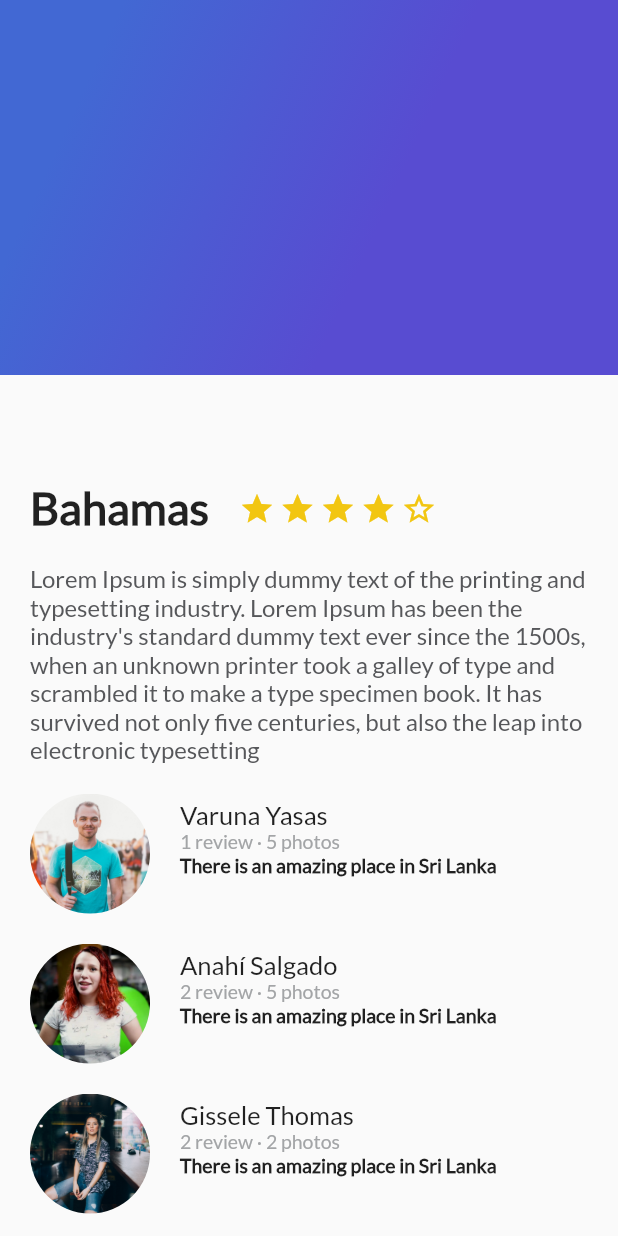
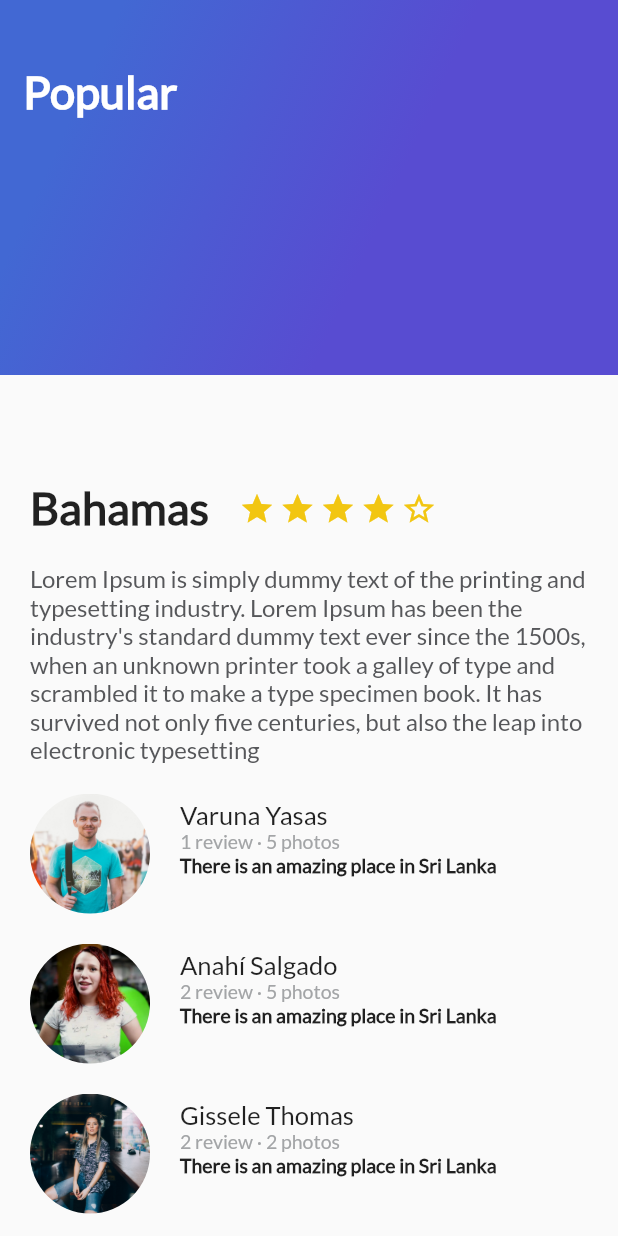
Before and after one commit to KatherinAguilera/flutterApp, a Flutter app: the screen it shows after launch, on a phone screen of 412 x 824 dp. Run offline on Flutter 3.47's test engine with Material 2 defaults, Android fonts, the phone set to English and light mode, and no system bars.

```diff
--- a/lib/gradient_back.dart
+++ b/lib/gradient_back.dart
@@ -1,6 +1,12 @@
 import 'package:flutter/material.dart';
 
 class GradientBack extends StatelessWidget {
+
+
+  String title = "Popular";
+
+  GradientBack(this.title);
+
   @override
   Widget build(BuildContext context) {
     // TODO: implement build
@@ -18,6 +24,20 @@ class GradientBack extends StatelessWidget {
             tileMode: TileMode.clamp
         )
       ),
+
+
+      child: Text(
+        title,
+        style: TextStyle(
+          color: Colors.white,
+          fontSize: 30.0,
+          fontFamily: "Lato",
+          fontWeight: FontWeight.bold
+        ),
+      ),
+
+      alignment: Alignment(-0.9, -0.6),
+
     );
   }
 
--- a/lib/main.dart
+++ b/lib/main.dart
@@ -2,6 +2,8 @@ import 'package:flutter/material.dart';
 import 'description_place.dart';
 import 'review_list.dart';
 import 'gradient_back.dart';
+// import 'package:flutter/services.dart';
+
 void main() => runApp(MyApp());
 
 class MyApp extends StatelessWidget {
@@ -9,6 +11,7 @@ class MyApp extends StatelessWidget {
   String descriptionDummy= "Lorem Ipsum is simply dummy text of the printing and typesetting industry. Lorem Ipsum has been the industry's standard dummy text ever since the 1500s, when an unknown printer took a galley of type and scrambled it to make a type specimen book. It has survived not only five centuries, but also the leap into electronic typesetting";
   @override
   Widget build(BuildContext context) {
+    //  SystemChrome.setEnabledSystemUIOverlays([]);
     return MaterialApp(
       debugShowCheckedModeBanner: false,
       title: 'Flutter Demo',
@@ -17,8 +20,10 @@ class MyApp extends StatelessWidget {
       ),
      home: Scaffold(
         //body: new DescriptionPlace("Bahamas", 4, descriptionDummy),
+        // Stack mostrar lista por debajo del gradient
         body: Stack(
           children: <Widget>[
+            // generar una lista para que haga scroll
             ListView(
               children: <Widget>[
                 DescriptionPlace("Bahamas", 4, descriptionDummy),
@@ -26,7 +31,7 @@ class MyApp extends StatelessWidget {
 
               ],
             ),
-            GradientBack()
+            GradientBack("Popular")
           ],
         ),
       )//MyHomePage(title: 'Flutter Demo Home Page'),
--- a/pubspec.yaml
+++ b/pubspec.yaml
@@ -70,6 +70,12 @@ flutter:
     - assets/img/people.jpg
     - assets/img/ann.jpg
     - assets/img/girl.jpg
+    - assets/img/mountain.jpeg
+    - assets/img/beach.jpeg
+    - assets/img/beach_palm.jpeg
+    - assets/img/mountain_stars.jpeg
+    - assets/img/sunset.jpeg
+    - assets/img/river.jpeg
   fonts:
     - family: lato
       fonts:
```
Also changed, not shown: lib/card_image.dart (added, +43 -0 lines), assets/img/beach.jpeg (added), assets/img/beach_palm.jpeg (added), assets/img/mountain.jpeg (added), assets/img/mountain_stars.jpeg (added), assets/img/river.jpeg (added), assets/img/sunset.jpeg (added), 6 other files.
